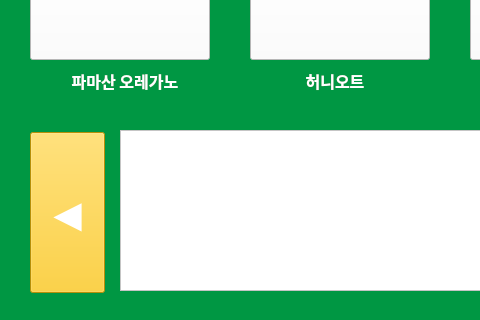
First picture: the form in sandwich_bread.ui, repository annual-salary-investigation/sandwich, before the edit; both pictures show x 0 to 480 and y 400 to 720 of the 670 by 720 pixel window.
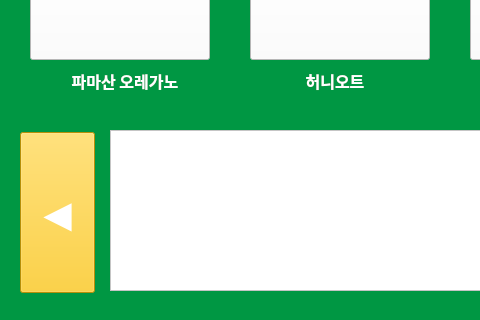
Second picture: the form after the edit. Icons and pictures are not drawn.

Patch:
```diff
--- a/sandwich_bread.ui
+++ b/sandwich_bread.ui
@@ -492,9 +492,9 @@
   <widget class="QTableWidget" name="tableWidget_2">
    <property name="geometry">
     <rect>
-     <x>120</x>
+     <x>110</x>
      <y>530</y>
-     <width>531</width>
+     <width>541</width>
      <height>161</height>
     </rect>
    </property>
@@ -505,7 +505,7 @@
   <widget class="QPushButton" name="pushButton">
    <property name="geometry">
     <rect>
-     <x>30</x>
+     <x>20</x>
      <y>532</y>
      <width>75</width>
      <height>161</height>
```
